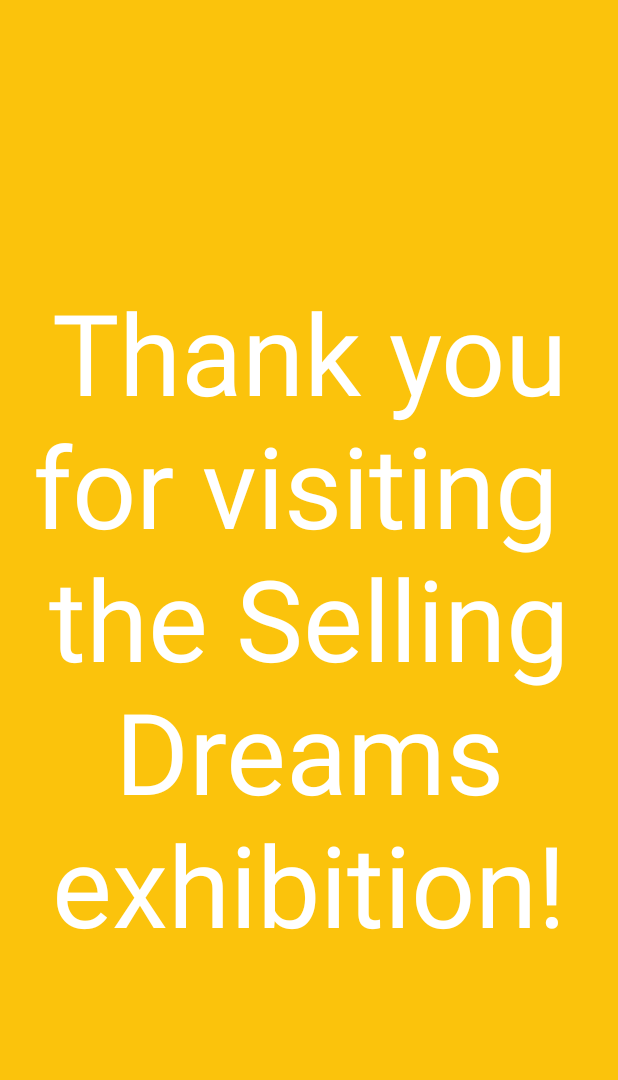
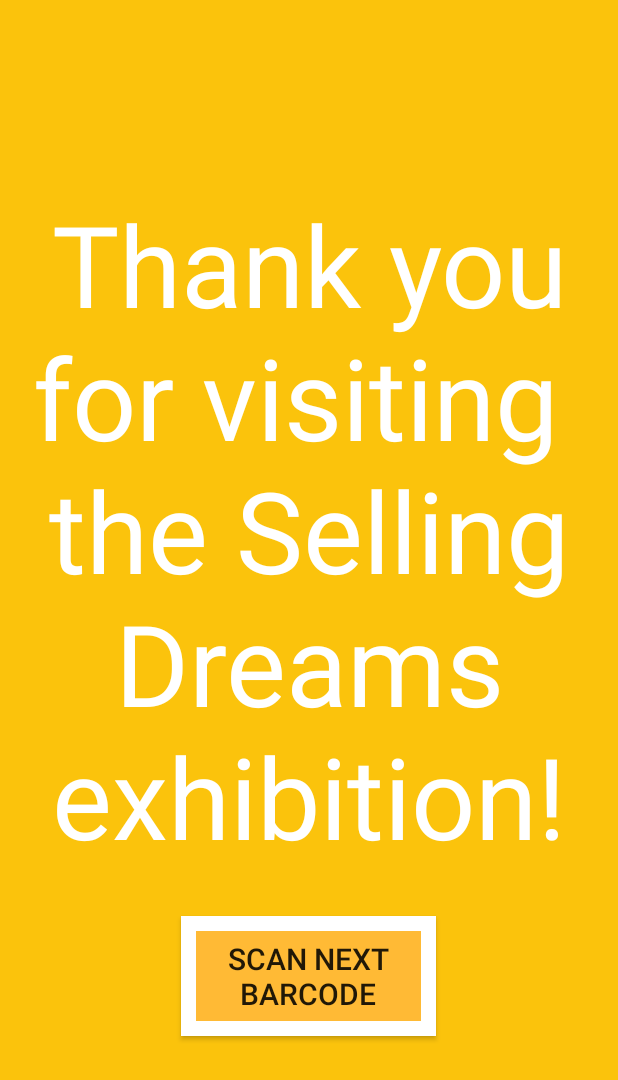
Before and after one commit to smartlearner1520/FeedbackCounter, an Android app: the FinalThankYou screen opened directly, with no data from a screen before it, on a phone screen of 412 x 824 dp. Shown: the top 1080 px of the screen. Run offline under Robolectric (Android 15) with nearby library versions, the phone set to English and light mode, and no system bars.

Commit message:
Added intent to FinalThankYou activity instead of the ResultsPage

```diff
--- a/app/src/main/java/com/example/yanglei/feedback/FeedbackPage.java
+++ b/app/src/main/java/com/example/yanglei/feedback/FeedbackPage.java
@@ -230,7 +230,10 @@ public class FeedbackPage extends AppCompatActivity {
                         e.printStackTrace();
                     }
 
-                    Intent intent = new Intent(FeedbackPage.this, ResultPage.class);
+                    //Intent intent = new Intent(FeedbackPage.this, ResultPage.class);
+                    //startActivity(intent);
+
+                    Intent intent = new Intent(FeedbackPage.this,FinalThankYou.class);
                     startActivity(intent);
                 } else{
                     max=0;
--- a/app/src/main/java/com/example/yanglei/feedback/FinalThankYou.java
+++ b/app/src/main/java/com/example/yanglei/feedback/FinalThankYou.java
@@ -1,13 +1,27 @@
 package com.example.yanglei.feedback;
 
+import android.content.Intent;
 import android.support.v7.app.AppCompatActivity;
 import android.os.Bundle;
+import android.view.View;
+import android.widget.Button;
 
 public class FinalThankYou extends AppCompatActivity {
+
+    Button nextBarcode;
 
     @Override
     protected void onCreate(Bundle savedInstanceState) {
         super.onCreate(savedInstanceState);
         setContentView(R.layout.activity_final_thank_you);
+
+        nextBarcode = findViewById(R.id.end_button);
+        nextBarcode.setOnClickListener(new View.OnClickListener() {
+            @Override
+            public void onClick(View view) {
+                Intent intent = new Intent(FinalThankYou.this,EnterPage.class);
+                startActivity(intent);
+            }
+        });
     }
 }
--- a/app/src/main/res/layout/activity_final_thank_you.xml
+++ b/app/src/main/res/layout/activity_final_thank_you.xml
@@ -17,5 +17,15 @@
         android:textSize="75dp"
         android:text="Thank you for visiting \nthe Selling Dreams exhibition!"/>
 
-
+    <Button
+        android:id="@+id/end_button"
+        android:layout_width="170dp"
+        android:layout_height="80dp"
+        android:layout_marginBottom="8dp"
+        android:layout_marginEnd="8dp"
+        android:layout_marginStart="8dp"
+        android:layout_marginTop="30dp"
+        android:text="Scan Next Barcode"
+        android:textSize="20dp"
+        android:background="@drawable/buttonstyle" />
 </LinearLayout>
```
